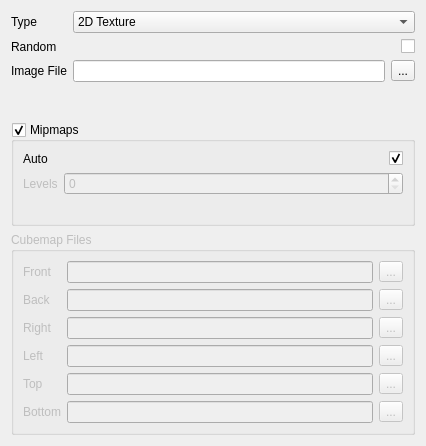
Old version of the form ui/texture_widget.ui in the repository dprandle/bbtoolkit.
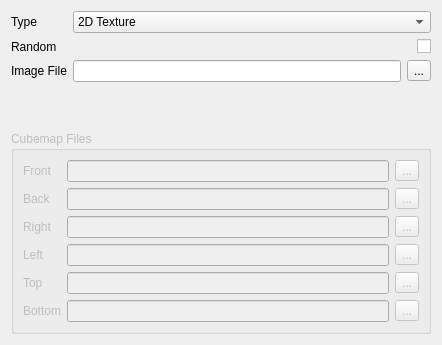
New version of the form.

```diff
--- a/ui/texture_widget.ui
+++ b/ui/texture_widget.ui
@@ -6,8 +6,8 @@
    <rect>
     <x>0</x>
     <y>0</y>
-    <width>426</width>
-    <height>446</height>
+    <width>442</width>
+    <height>345</height>
    </rect>
   </property>
   <property name="windowTitle">
@@ -91,59 +91,6 @@
      </item>
     </layout>
    </item>
-   <item>
-    <widget class="QGroupBox" name="m_mipmap_gb">
-     <property name="title">
-      <string>Mipmaps</string>
-     </property>
-     <property name="checkable">
-      <bool>true</bool>
-     </property>
-     <layout class="QVBoxLayout" name="verticalLayout_2">
-      <item>
-       <layout class="QFormLayout" name="formLayout_3">
-        <item row="0" column="0">
-         <widget class="QLabel" name="m_auto_lbl">
-          <property name="text">
-           <string>Auto</string>
-          </property>
-         </widget>
-        </item>
-        <item row="0" column="1">
-         <widget class="QCheckBox" name="m_auto_cb">
-          <property name="layoutDirection">
-           <enum>Qt::RightToLeft</enum>
-          </property>
-          <property name="text">
-           <string/>
-          </property>
-          <property name="checked">
-           <bool>true</bool>
-          </property>
-         </widget>
-        </item>
-        <item row="1" column="0">
-         <widget class="QLabel" name="m_levels_lbl">
-          <property name="enabled">
-           <bool>false</bool>
-          </property>
-          <property name="text">
-           <string>Levels</string>
-          </property>
-         </widget>
-        </item>
-        <item row="1" column="1">
-         <widget class="QSpinBox" name="m_levels_sb">
-          <property name="enabled">
-           <bool>false</bool>
-          </property>
-         </widget>
-        </item>
-       </layout>
-      </item>
-     </layout>
-    </widget>
-   </item>
    <item>
     <widget class="QGroupBox" name="m_cm_gb">
      <property name="enabled">
@@ -172,6 +119,18 @@
             <property name="text">
              <string>...</string>
             </property>
+            <property name="checkable">
+             <bool>false</bool>
+            </property>
+            <property name="checked">
+             <bool>false</bool>
+            </property>
+            <property name="autoRepeat">
+             <bool>false</bool>
+            </property>
+            <property name="popupMode">
+             <enum>QToolButton::DelayedPopup</enum>
+            </property>
            </widget>
           </item>
          </layout>
```
